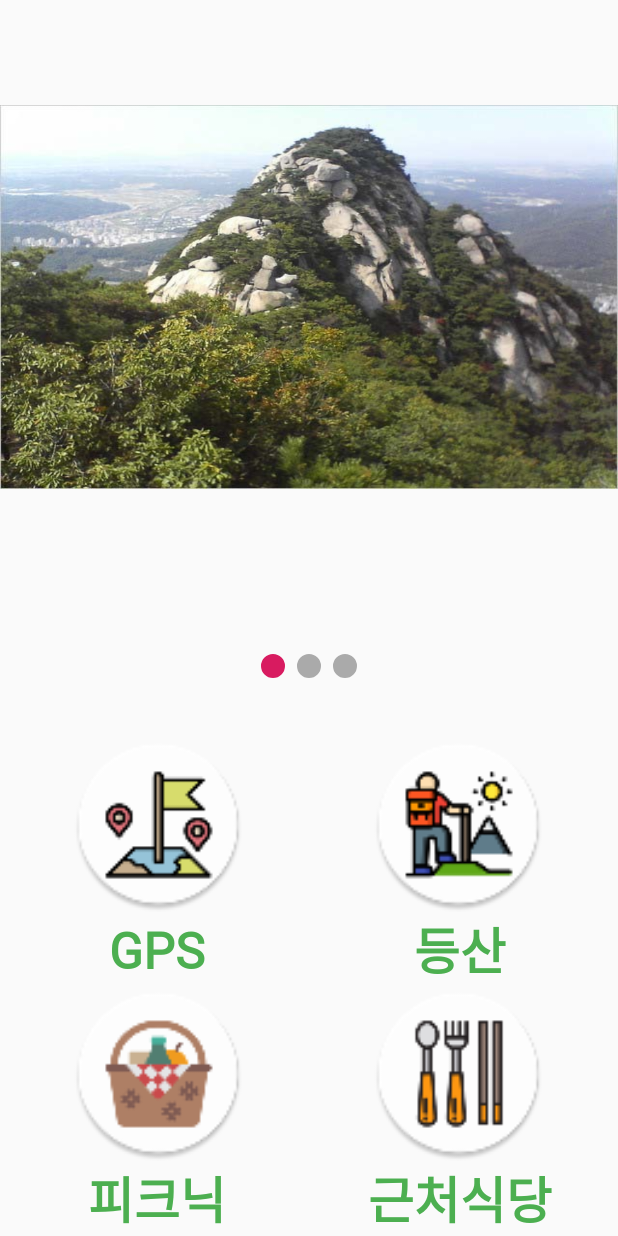
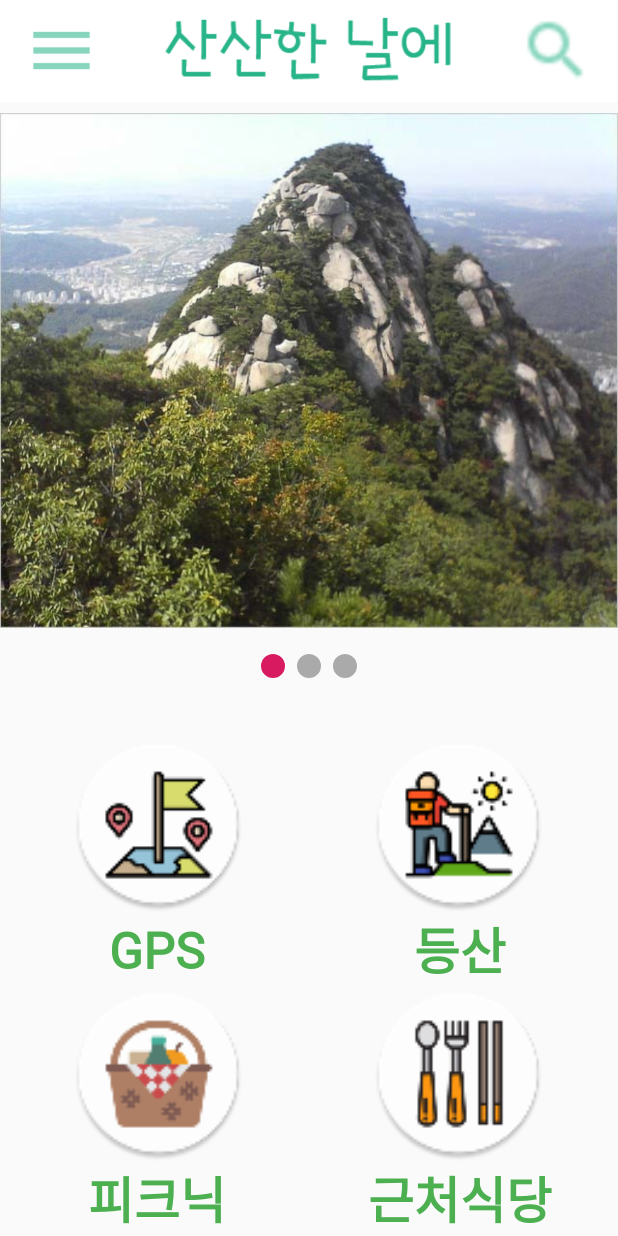
Before and after one commit to dltpt99/Gongmo, an Android app: the screen it shows after launch (MainActivity), on a phone screen of 412 x 824 dp. Run offline under Robolectric (Android 15) with nearby library versions, the phone set to English and light mode, and no system bars.

Commit message:
타이틀

```diff
--- a/app/src/main/res/layout/activity_main.xml
+++ b/app/src/main/res/layout/activity_main.xml
@@ -10,11 +10,12 @@
     <androidx.viewpager.widget.ViewPager
         android:id="@+id/viewPager"
         android:layout_width="412dp"
-        android:layout_height="256dp"
-        android:layout_marginTop="70dp"
+        android:layout_height="0dp"
+        android:layout_marginBottom="405dp"
         android:background="#00000000"
+        app:layout_constraintBottom_toBottomOf="parent"
         app:layout_constraintEnd_toEndOf="parent"
-        app:layout_constraintTop_toTopOf="parent">
+        app:layout_constraintTop_toBottomOf="@+id/toolbar2">
 
     </androidx.viewpager.widget.ViewPager>
 
@@ -43,15 +44,63 @@
         app:layout_constraintEnd_toEndOf="parent"
         app:srcCompat="@mipmap/hiking_btn" />
 
+
+    <androidx.appcompat.widget.Toolbar
+        android:id="@+id/toolbar2"
+        android:layout_width="416dp"
+        android:layout_height="68dp"
+        android:layout_marginBottom="7dp"
+        android:background="@color/design_default_color_background"
+        android:minHeight="?attr/actionBarSize"
+        android:theme="?attr/actionBarTheme"
+        app:layout_constraintBottom_toTopOf="@+id/viewPager"
+        app:layout_constraintEnd_toEndOf="parent"
+        app:layout_constraintHorizontal_bias="0.0"
+        app:layout_constraintStart_toStartOf="parent"
+        app:layout_constraintTop_toTopOf="parent">
+
+        <Button
+            android:layout_width="50dp"
+            android:layout_height="50dp"
+            android:layout_marginStart="5dp"
+            android:background="@drawable/menu"
+            tools:layout_editor_absoluteX="16dp"
+            tools:layout_editor_absoluteY="14dp">
+
+        </Button>
+
+        <ImageView
+            android:id="@+id/title"
+            android:layout_width="280dp"
+            android:layout_height="wrap_content"
+            android:contentDescription="@string/todo"
+            app:srcCompat="@drawable/title"
+            tools:layout_editor_absoluteX="66dp">
+
+        </ImageView>
+
+        <Button
+            android:id="@+id/button6"
+            android:layout_width="50dp"
+            android:layout_height="50dp"
+            android:background="@drawable/search"
+            tools:layout_editor_absoluteX="378dp"
+            tools:layout_editor_absoluteY="10dp">
+
+        </Button>
+    </androidx.appcompat.widget.Toolbar>
+
+
+
     <TextView
         android:id="@+id/Climbbtn"
         android:layout_width="110dp"
         android:layout_height="50dp"
         android:layout_marginEnd="50dp"
         android:fontFamily="@font/goyang"
-        android:textColor="#4CAF50"
         android:gravity="center"
         android:text="@string/Climbbtn"
+        android:textColor="#4CAF50"
         android:textSize="15pt"
         android:textStyle="bold"
         app:layout_constraintBottom_toTopOf="@+id/restaurantButton"
@@ -89,9 +138,9 @@
         android:layout_height="50dp"
         android:layout_marginStart="50dp"
         android:fontFamily="@font/goyang"
-        android:textColor="#4CAF50"
         android:gravity="center"
         android:text="@string/Picnicbtn"
+        android:textColor="#4CAF50"
         android:textSize="15pt"
         android:textStyle="bold"
         app:layout_constraintBottom_toBottomOf="parent"
@@ -103,9 +152,9 @@
         android:layout_height="50dp"
         android:layout_marginStart="50dp"
         android:fontFamily="@font/goyang"
-        android:textColor="#4CAF50"
         android:gravity="center"
         android:text="@string/GPSbtn"
+        android:textColor="#4CAF50"
         android:textSize="15pt"
         android:textStyle="bold"
         app:layout_constraintBottom_toTopOf="@+id/picnicButton"
@@ -139,7 +188,4 @@
         app:srcCompat="@mipmap/picnic_btn" />
 
 
-
-
-
 </androidx.constraintlayout.widget.ConstraintLayout>
--- a/app/src/main/res/values/strings.xml
+++ b/app/src/main/res/values/strings.xml
@@ -19,4 +19,5 @@
     <string name="mountain_3">mountain</string>
     <string name="indicator">indicator</string>
     <string name="button">Button</string>
+    <string name="todo">TODO</string>
 </resources>
```
Also changed, not shown: app/src/main/res/drawable/menu.png (added), app/src/main/res/drawable/search.png (added), app/src/main/res/drawable/title.png (added).
